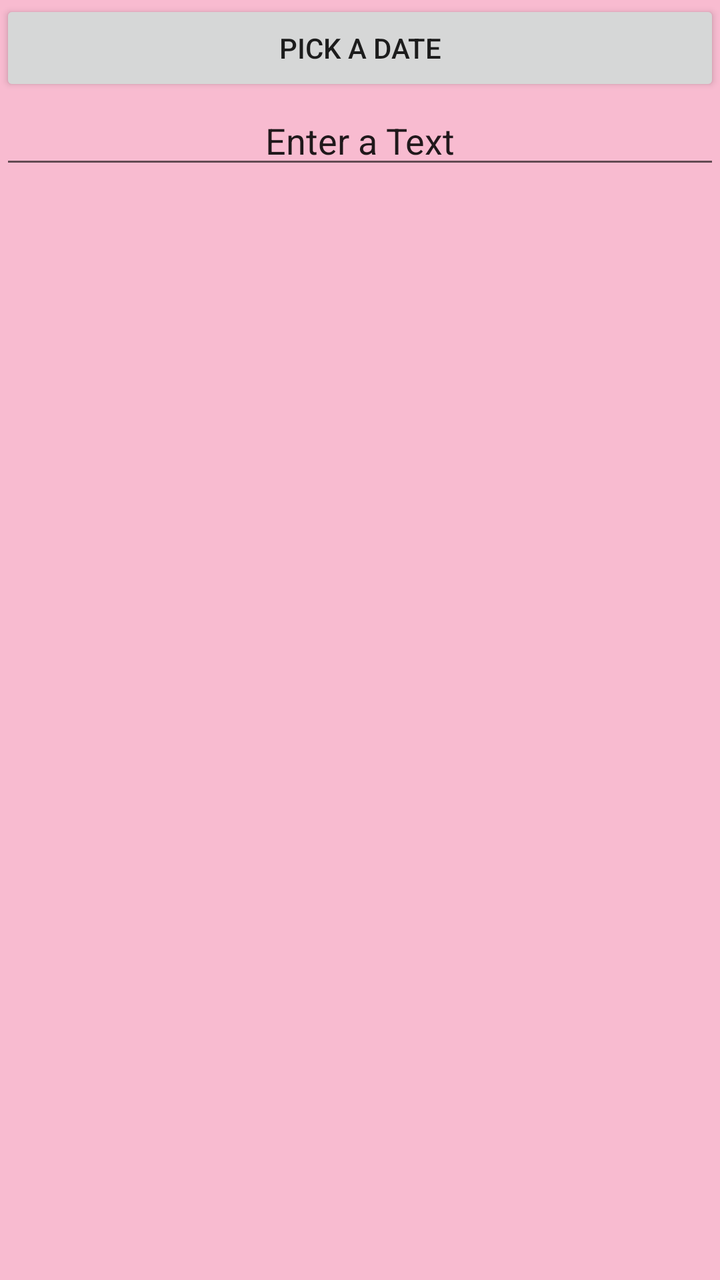
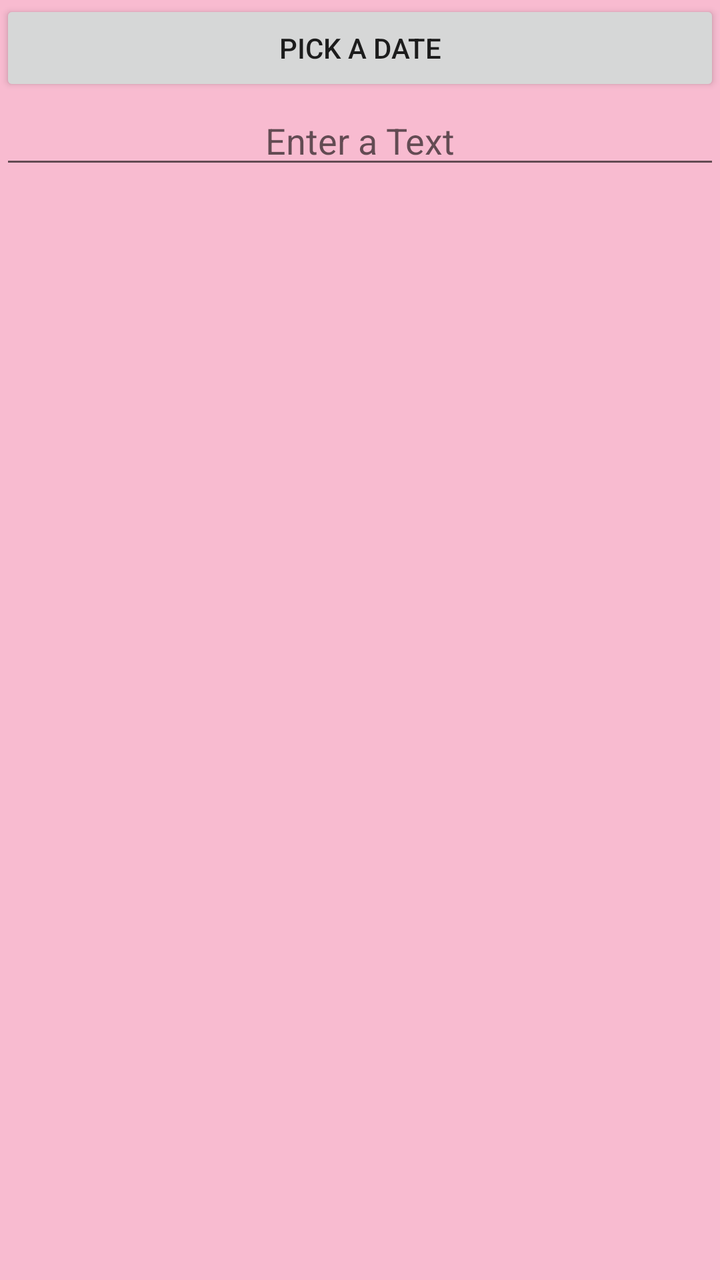

Two renders of the same Android screen: before a commit and after it. Below are the layout's source before the change and the commit's diff.
<!-- AndroidManifest.xml: application theme MyMaterialTheme -->
<!-- res/layout/search_date_or_text_dialog_fragment.xml -->
<?xml version="1.0" encoding="utf-8"?>
<LinearLayout xmlns:android="http://schemas.android.com/apk/res/android"
    android:orientation="vertical" android:layout_width="match_parent"
    android:layout_height="match_parent">
    <Button
        android:id="@+id/search_date"
        android:layout_width="match_parent"
        android:layout_height="wrap_content"
        android:text="@string/pick_date"/>
    <EditText
        android:id="@+id/search_text"
        android:layout_width="match_parent"
        android:layout_height="wrap_content"
        android:text="@string/search_text"
        android:gravity="center"
        android:imeOptions="flagNoExtractUi"
        android:inputType="textNoSuggestions|textMultiLine"/>
</LinearLayout>
<!-- resources referenced by this layout -->
<resources>
  <string name="pick_date">Pick a Date</string>
  <string name="search_text">Enter a Text</string>
  <style name="MyMaterialTheme" parent="MyMaterialTheme.Base">
  
      </style>
  <style name="MyMaterialTheme.Base" parent="Theme.AppCompat.Light.DarkActionBar">
          <item name="windowNoTitle">true</item>
          <item name="windowActionBar">false</item>
          <item name="colorPrimary">@color/colorPrimary</item>
          <item name="colorPrimaryDark">@color/colorPrimaryDark</item>
          <item name="colorAccent">@color/colorAccent</item>
          <item name="android:windowBackground">@color/windowBackground</item>
      </style>
  <color name="colorPrimary">#EC407A</color>
  <color name="colorPrimaryDark">#AD1457</color>
  <color name="colorAccent">#EA80FC</color>
  <color name="windowBackground">#F8BBD0</color>
</resources>

<!-- the commit's change to res/layout/search_date_or_text_dialog_fragment.xml (unified diff, before → after) -->
@@ -11,7 +11,7 @@
         android:id="@+id/search_text"
         android:layout_width="match_parent"
         android:layout_height="wrap_content"
-        android:text="@string/search_text"
+        android:hint="@string/search_text"
         android:gravity="center"
         android:imeOptions="flagNoExtractUi"
         android:inputType="textNoSuggestions|textMultiLine"/>
